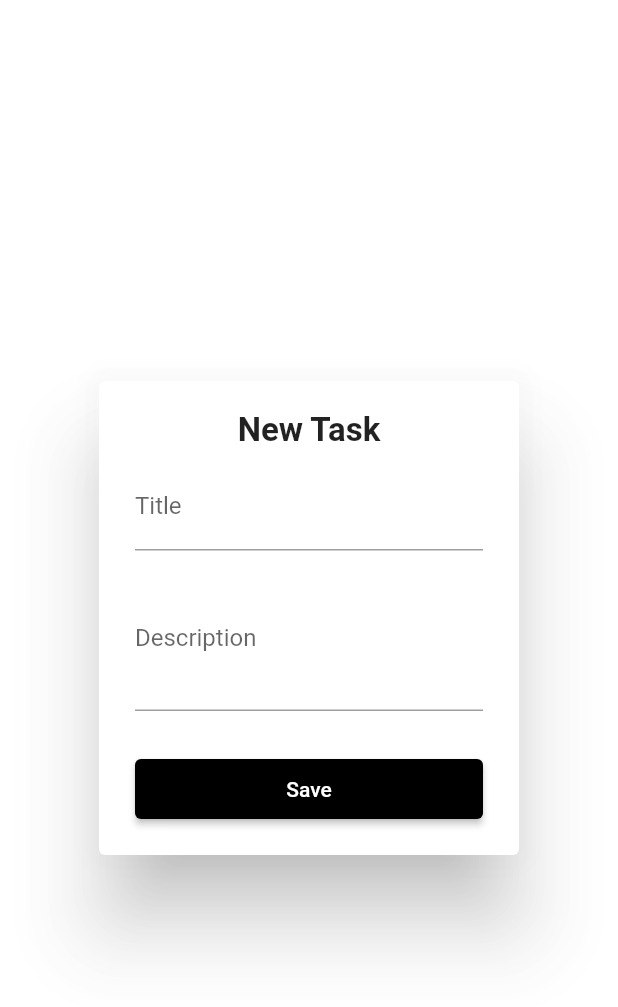
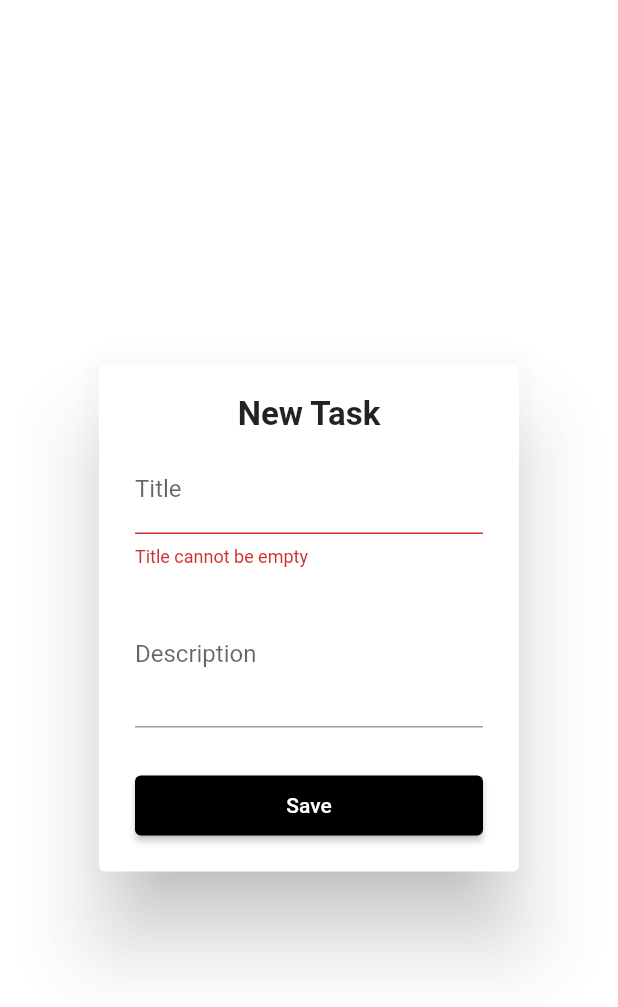
Before and after one commit to walidwazini/Flutter-TaskApp-2, a Flutter app: the AddTask widget shown alone on an empty page, opened directly, after a tap on "Save", on a phone screen of 412 x 824 dp. Shown: the top 1007 px of the screen. Run offline on Flutter 3.47's test engine with Material 2 defaults, Android fonts, the phone set to English and light mode, and no system bars; our stand-ins replace flutter_slidable; statements that could not run were skipped.

Commit message:
add task handler

```diff
--- a/lib/model/TaskModel.dart
+++ b/lib/model/TaskModel.dart
@@ -4,16 +4,16 @@ class TaskField {
 }
 
 class TaskModel {
+  String id;
   DateTime createdTime;
   String title;
-  String id;
   String description;
   bool isDone;
 
   TaskModel({
+    required this.id,
     required this.createdTime,
     required this.title,
-    required this.id,
     this.description = '',
     this.isDone = false
 });
--- a/lib/widgets/AddTask.dart
+++ b/lib/widgets/AddTask.dart
@@ -1,4 +1,7 @@
+import 'dart:math';
+
 import 'package:flutter/material.dart';
+import 'package:task_app_2/model/TaskModel.dart';
 
 import './TaskForm.dart';
 
@@ -17,7 +20,9 @@ class _AddTaskState extends State<AddTask> {
   @override
   Widget build(BuildContext context) {
     return AlertDialog(
-      content: Column(
+      content: Form(
+        key: _formKey,
+        child: Column(
           mainAxisSize: MainAxisSize.min,
           mainAxisAlignment: MainAxisAlignment.center,
           children: [
@@ -28,14 +33,33 @@ class _AddTaskState extends State<AddTask> {
                 fontSize: 22,
               ),
             ),
-          SizedBox(height: 8,),
+            SizedBox(
+              height: 8,
+            ),
             TaskForm(
-            onChangedTitle: (titleEntered) => setState(() => this.title = titleEntered),
-            onChangedDescription: (descriptionEntered) => setState(() => this.description = descriptionEntered),
-            onSavedTask: (){},
+              onChangedTitle: (titleEntered) =>
+                  setState(() => this.title = titleEntered),
+              onChangedDescription: (descriptionEntered) =>
+                  setState(() => this.description = descriptionEntered),
+              onSavedTask: addTaskHandler,
             ),
           ],
         ),
+      ),
+    );
+  }
+
+  void addTaskHandler() {
+    final isValid = _formKey.currentState!.validate();
+    if (!isValid) {
+      return;
+    } else {
+      final task = TaskModel(
+        id: Random().nextInt(5000).toString(),
+        createdTime: DateTime.now(),
+        title: title,
+        description: description,
       );
     }
   }
+}
```
Also changed, not shown: lib/screens/Screen_Home.dart (+10 -1 lines), lib/widgets/Task.dart (+5 -4 lines), lib/widgets/TaskList.dart (+7 -3 lines). Lines whose indentation alone changed are shown as unchanged.
